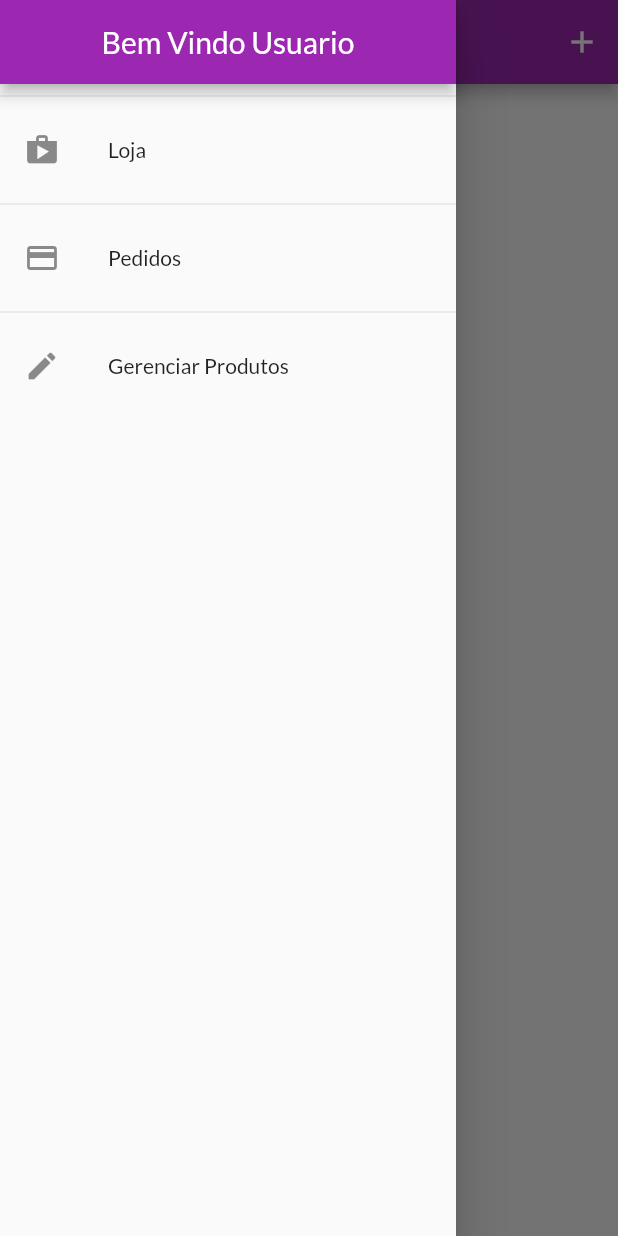
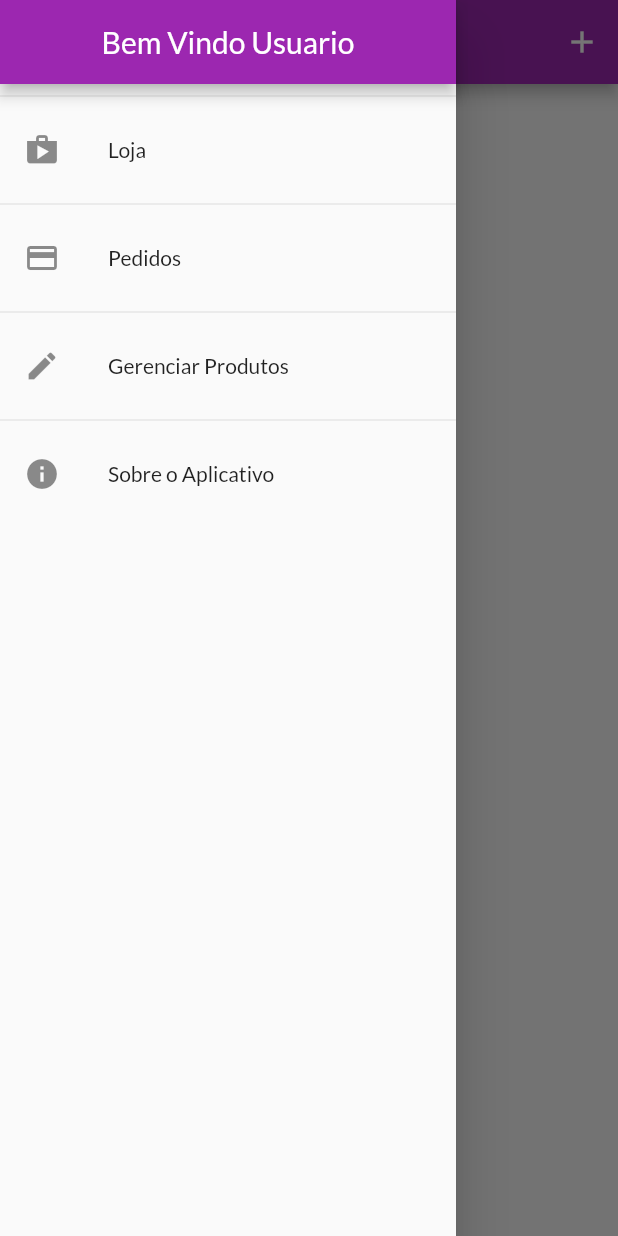
Before and after one commit to LucasWMedeiros/App_loja, a Flutter app: the ProductsScreen screen opened by its route, with the side drawer open, on a phone screen of 412 x 824 dp. Run offline on Flutter 3.47's test engine with Material 2 defaults, Android fonts, the phone set to English and light mode, and no system bars; network calls fail.

Commit message:
Criando seção sobre para o aplicativo
Esta seção foi implementada fora do seguindo no curso

```diff
--- a/lib/components/app_drawer.dart
+++ b/lib/components/app_drawer.dart
@@ -38,6 +38,14 @@ class AppDrawer extends StatelessWidget {
               Navigator.of(context).pushReplacementNamed(AppRoutes.PRODUCTS);
             },
           ),
+          Divider(),
+          ListTile(
+            leading: const Icon(Icons.info),
+            title: const Text('Sobre o Aplicativo'),
+            onTap: (){
+              Navigator.of(context).pushReplacementNamed(AppRoutes.ABOUT);
+            },
+          )
         ],
       ),
     );
--- a/lib/utils/app_routes.dart
+++ b/lib/utils/app_routes.dart
@@ -5,4 +5,5 @@ class AppRoutes {
   static const ORDERS = '/orders';
   static const PRODUCTS = '/products';
   static const PRODUCT_FORM = '/product-form';
+  static const ABOUT = '/about';
 }
```
Also changed, not shown: lib/main.dart (+8 -2 lines), lib/screen/about_screen.dart (added, +22 -0 lines).
